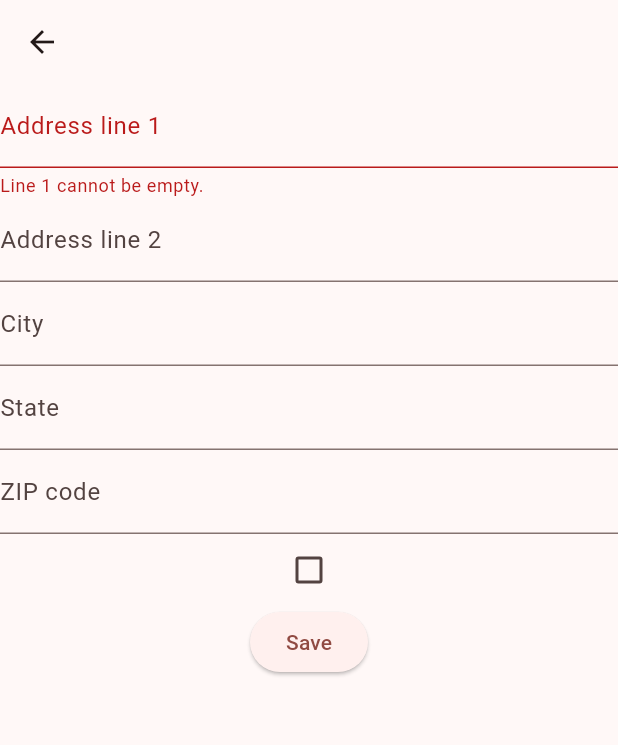
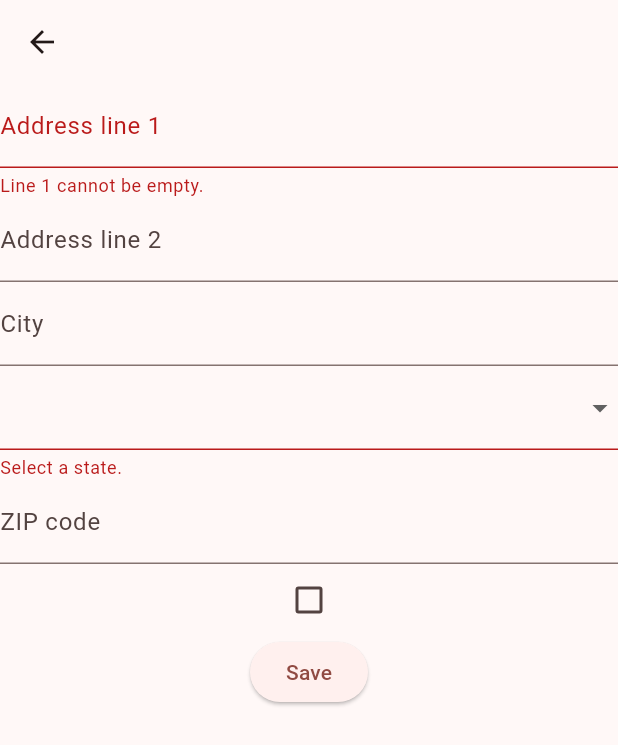
Before and after one commit to tim-spinney/flutter_ecommerce_example, a Flutter app: the ProfilePage screen opened directly, after a tap on "Save", on a phone screen of 412 x 824 dp. Shown: the top 745 px of the screen. Run offline on Flutter 3.47's test engine with Material 3 defaults, Android fonts, the phone set to English and light mode, and no system bars.

Commit message:
converted state input to dropdown

```diff
--- a/lib/address_form.dart
+++ b/lib/address_form.dart
@@ -18,6 +18,8 @@ class _AddressFormState extends State<AddressForm> {
 
   final _zipCodeController = TextEditingController();
 
+  String? _state;
+
   bool _isPrimaryAddress = false;
 
   _onSaveAddress() {
@@ -28,7 +30,7 @@ class _AddressFormState extends State<AddressForm> {
       _line1Controller.text,
       _line2Controller.text,
       _cityController.text,
-      '',
+      _state!,
       _zipCodeController.text,
     );
     _formKey.currentState!.reset();
@@ -58,8 +60,21 @@ class _AddressFormState extends State<AddressForm> {
             decoration: const InputDecoration(labelText: 'City'),
             controller: _cityController,
           ), // city
-          TextFormField(
-            decoration: const InputDecoration(labelText: 'State'),
+          DropdownButtonFormField<String>(
+            padding: const EdgeInsets.symmetric(vertical: 8),
+            value: _state,
+            items: _states.map(
+              (state) => DropdownMenuItem<String>(
+                value: state,
+                child: Text(state),
+              ),
+            ).toList(),
+            onChanged: (selection) {
+              setState(() {
+                _state = selection;
+              });
+            },
+            validator: (selection) => selection == null ? 'Select a state.' : null,
           ), // state
           TextFormField(
             decoration: const InputDecoration(labelText: 'ZIP code'),
@@ -84,3 +99,16 @@ class _AddressFormState extends State<AddressForm> {
     );
   }
 }
+
+const List<String> _states = [
+  'Alabama', 'Arizona', 'Arkansas', 'California', 'Colorado',
+  'Connecticut', 'Delaware', 'Florida', 'Georgia', 'Idaho',
+  'Illinois', 'Indiana', 'Iowa', 'Kansas', 'Kentucky', 'Louisiana',
+  'Maine', 'Maryland', 'Massachusetts', 'Michigan', 'Minnesota',
+  'Mississippi', 'Missouri', 'Montana', 'Nebraska', 'Nevada',
+  'New Hampshire', 'New Jersey', 'New Mexico', 'New York',
+  'North Carolina', 'North Dakota', 'Ohio', 'Oklahoma', 'Oregon',
+  'Pennsylvania', 'Rhode Island', 'South Carolina', 'South Dakota',
+  'Tennessee', 'Texas', 'Utah', 'Vermont', 'Virginia', 'Washington',
+  'Washington DC', 'West Virginia', 'Wisconsin', 'Wyoming'
+];
```
